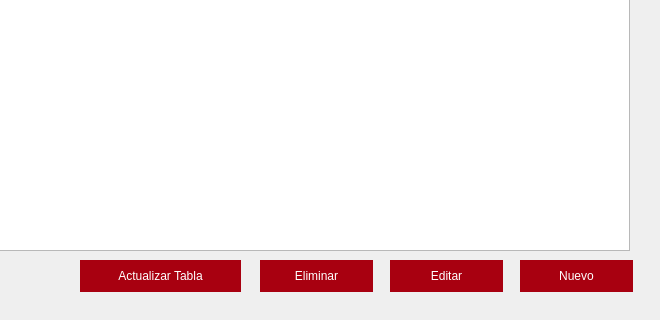
First picture: the form in UI/entradas.ui, repository abdieloflores/PuntoVenta_Python, before the edit; both pictures show x 90 to 750 and y 270 to 590 of the 750 by 590 pixel window.
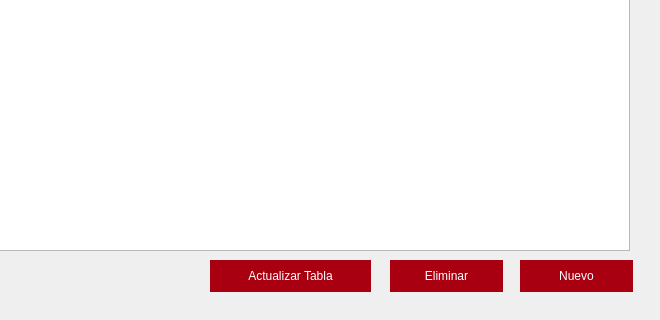
Second picture: the form after the edit. Icons and pictures are not drawn.

Patch:
```diff
--- a/UI/entradas.ui
+++ b/UI/entradas.ui
@@ -185,36 +185,10 @@
     </size>
    </property>
   </widget>
-  <widget class="QPushButton" name="bEditar">
-   <property name="geometry">
-    <rect>
-     <x>480</x>
-     <y>530</y>
-     <width>113</width>
-     <height>32</height>
-    </rect>
-   </property>
-   <property name="cursor">
-    <cursorShape>PointingHandCursor</cursorShape>
-   </property>
-   <property name="text">
-    <string>Editar</string>
-   </property>
-   <property name="icon">
-    <iconset resource="../imagenes/imagenes.qrc">
-     <normaloff>:/Iconos/Editar.png</normaloff>:/Iconos/Editar.png</iconset>
-   </property>
-   <property name="iconSize">
-    <size>
-     <width>20</width>
-     <height>16</height>
-    </size>
-   </property>
-  </widget>
   <widget class="QPushButton" name="bEliminar">
    <property name="geometry">
     <rect>
-     <x>350</x>
+     <x>480</x>
      <y>530</y>
      <width>113</width>
      <height>32</height>
@@ -240,7 +214,7 @@
   <widget class="QPushButton" name="bActualizar">
    <property name="geometry">
     <rect>
-     <x>170</x>
+     <x>300</x>
      <y>530</y>
      <width>161</width>
      <height>32</height>
```
